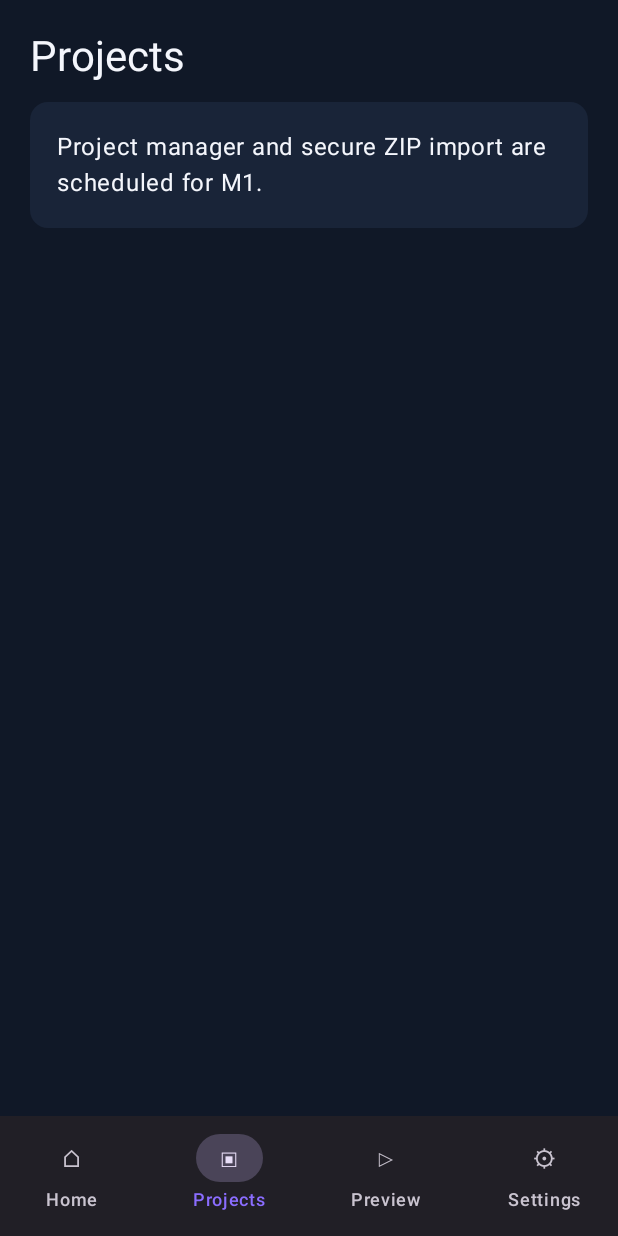
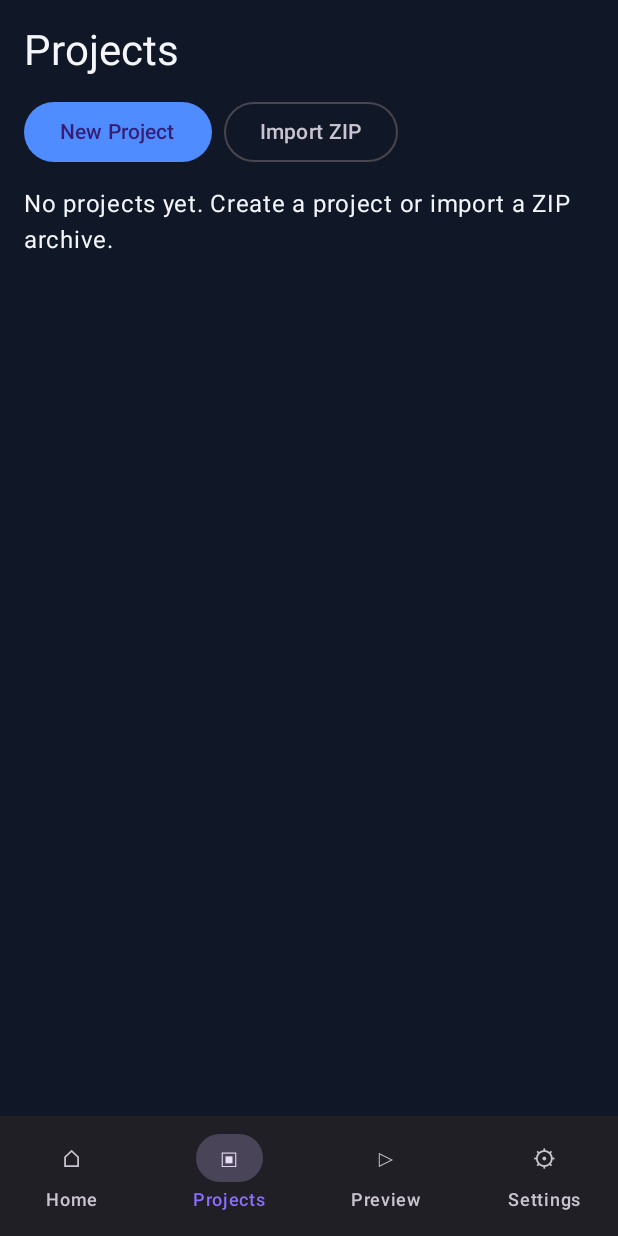
Before and after one commit to ishak6/novarun-lite, an Android app built with Jetpack Compose: the screen it shows after launch (MainActivity), item 2 of the bottom bar chosen, on a phone screen of 412 x 824 dp. Run offline under Robolectric (Android 15) with nearby library versions, the phone set to English and light mode, and no system bars.

Commit message:
M1: connect project manager UI and ZIP import/backup flows

```diff
--- a/app/src/main/java/com/novarun/lite/MainActivity.kt
+++ b/app/src/main/java/com/novarun/lite/MainActivity.kt
@@ -1,9 +1,11 @@
 package com.novarun.lite
 
+import android.net.Uri
 import android.os.Bundle
 import androidx.activity.ComponentActivity
+import androidx.activity.compose.rememberLauncherForActivityResult
 import androidx.activity.compose.setContent
-import androidx.compose.foundation.background
+import androidx.activity.result.contract.ActivityResultContracts
 import androidx.compose.foundation.layout.Arrangement
 import androidx.compose.foundation.layout.Column
 import androidx.compose.foundation.layout.Row
@@ -12,27 +14,35 @@ import androidx.compose.foundation.layout.fillMaxSize
 import androidx.compose.foundation.layout.fillMaxWidth
 import androidx.compose.foundation.layout.height
 import androidx.compose.foundation.layout.padding
+import androidx.compose.foundation.lazy.LazyColumn
+import androidx.compose.foundation.lazy.items
 import androidx.compose.foundation.shape.RoundedCornerShape
+import androidx.compose.material3.AlertDialog
 import androidx.compose.material3.Button
 import androidx.compose.material3.Card
 import androidx.compose.material3.CardDefaults
 import androidx.compose.material3.MaterialTheme
 import androidx.compose.material3.NavigationBar
 import androidx.compose.material3.NavigationBarItem
+import androidx.compose.material3.OutlinedButton
+import androidx.compose.material3.OutlinedTextField
 import androidx.compose.material3.Scaffold
 import androidx.compose.material3.Surface
 import androidx.compose.material3.Text
+import androidx.compose.material3.TextButton
 import androidx.compose.material3.darkColorScheme
 import androidx.compose.material3.lightColorScheme
 import androidx.compose.runtime.Composable
 import androidx.compose.runtime.getValue
-import androidx.compose.runtime.mutableIntStateOf
 import androidx.compose.runtime.mutableStateOf
 import androidx.compose.runtime.remember
 import androidx.compose.runtime.setValue
 import androidx.compose.ui.Modifier
 import androidx.compose.ui.graphics.Color
+import androidx.compose.ui.platform.LocalContext
 import androidx.compose.ui.unit.dp
+import com.novarun.lite.projects.ProjectStore
+import com.novarun.lite.projects.ProjectSummary
 
 private val Navy = Color(0xFF101827)
 private val Blue = Color(0xFF4F8CFF)
@@ -41,26 +51,8 @@ private val Purple = Color(0xFF8B6DFF)
 class MainActivity : ComponentActivity() {
     override fun onCreate(savedInstanceState: Bundle?) {
         super.onCreate(savedInstanceState)
-        setContent {
-            NovaRunTheme {
-                NovaRunApp()
-            }
-        }
+        setContent { NovaRunApp() }
     }
-}
-
-@Composable
-private fun NovaRunTheme(content: @Composable () -> Unit) {
-    val colors = darkColorScheme(
-        primary = Blue,
-        secondary = Purple,
-        background = Navy,
-        surface = Color(0xFF192438),
-        onPrimary = Color.White,
-        onBackground = Color(0xFFF4F6FC),
-        onSurface = Color(0xFFF4F6FC)
-    )
-    MaterialTheme(colorScheme = colors, content = content)
 }
 
 private enum class MainTab(val label: String, val symbol: String) {
@@ -72,18 +64,19 @@ private enum class MainTab(val label: String, val symbol: String) {
 
 @Composable
 private fun NovaRunApp() {
-    var selectedTab by remember { mutableIntStateOf(0) }
+    var selectedTab by remember { mutableStateOf(0) }
     var darkMode by remember { mutableStateOf(true) }
     val tabs = MainTab.entries
-
-    MaterialTheme(colorScheme = if (darkMode) darkColorScheme(
+    val colors = if (darkMode) darkColorScheme(
         primary = Blue,
         secondary = Purple,
         background = Navy,
         surface = Color(0xFF192438),
         onBackground = Color(0xFFF4F6FC),
         onSurface = Color(0xFFF4F6FC)
-    ) else lightColorScheme(primary = Blue, secondary = Purple)) {
+    ) else lightColorScheme(primary = Blue, secondary = Purple)
+
+    MaterialTheme(colorScheme = colors) {
         Scaffold(
             containerColor = MaterialTheme.colorScheme.background,
             bottomBar = {
@@ -108,10 +101,7 @@ private fun NovaRunApp() {
                         onProjects = { selectedTab = 1 },
                         onPreview = { selectedTab = 2 }
                     )
-                    MainTab.PROJECTS -> PlaceholderScreen(
-                        title = "Projects",
-                        detail = "Project manager and secure ZIP import are scheduled for M1."
-                    )
+                    MainTab.PROJECTS -> ProjectManagerScreen()
                     MainTab.PREVIEW -> PlaceholderScreen(
                         title = "Live Preview",
                         detail = "HTML, CSS and JavaScript preview is scheduled for M4."
@@ -144,22 +134,158 @@ private fun HomeScreen(onProjects: () -> Unit, onPreview: () -> Unit) {
             Column(Modifier.padding(18.dp)) {
                 Text("Workspace", style = MaterialTheme.typography.titleMedium)
                 Spacer(Modifier.height(8.dp))
-                Text("Project manager is being built.")
+                Text("Project manager: available")
                 Text("Server: stopped")
-                Text("Projects: 0")
+                Text("Open Projects to create or import a project.")
             }
         }
         Row(horizontalArrangement = Arrangement.spacedBy(12.dp)) {
-            Button(onClick = onProjects, modifier = Modifier.weight(1f)) {
-                Text("Projects")
-            }
-            Button(onClick = onPreview, modifier = Modifier.weight(1f)) {
-                Text("Preview")
+            Button(onClick = onProjects, modifier = Modifier.weight(1f)) { Text("Projects") }
+            Button(onClick = onPreview, modifier = Modifier.weight(1f)) { Text("Preview") }
+        }
+    }
+}
+
+@Composable
+private fun ProjectManagerScreen() {
+    val context = LocalContext.current
+    val store = remember { ProjectStore(context.applicationContext) }
+    var projects by remember { mutableStateOf(store.listProjects()) }
+    var projectName by remember { mutableStateOf("") }
+    var renameTarget by remember { mutableStateOf<ProjectSummary?>(null) }
+    var deleteTarget by remember { mutableStateOf<ProjectSummary?>(null) }
+    var exportTarget by remember { mutableStateOf<ProjectSummary?>(null) }
+    var message by remember { mutableStateOf<String?>(null) }
+
+    fun refresh() { projects = store.listProjects() }
+
+    val importLauncher = rememberLauncherForActivityResult(
+        ActivityResultContracts.OpenDocument()
+    ) { uri: Uri? ->
+        if (uri != null) {
+            runCatching {
+                val name = uri.lastPathSegment?.substringAfterLast(':') ?: "Imported Project.zip"
+                val input = context.contentResolver.openInputStream(uri)
+                    ?: error("Could not open selected ZIP file")
+                input.use { store.importZip(it, name) }
+            }.onSuccess {
+                message = "Imported ${it.name}"
+                refresh()
+            }.onFailure {
+                message = it.message ?: "ZIP import failed"
             }
         }
-        Text(
-            "M0 foundation • M1 project manager next",
-            color = MaterialTheme.colorScheme.onBackground.copy(alpha = 0.65f)
+    }
+
+    val exportLauncher = rememberLauncherForActivityResult(
+        ActivityResultContracts.CreateDocument("application/zip")
+    ) { uri: Uri? ->
+        val target = exportTarget
+        if (uri != null && target != null) {
+            runCatching {
+                val output = context.contentResolver.openOutputStream(uri)
+                    ?: error("Could not create backup file")
+                output.use { store.exportZip(target.directory, it) }
+            }.onSuccess {
+                message = "Backup saved"
+            }.onFailure {
+                message = it.message ?: "Backup failed"
+            }
+        }
+        exportTarget = null
+    }
+
+    Column(
+        modifier = Modifier.fillMaxSize().padding(16.dp),
+        verticalArrangement = Arrangement.spacedBy(12.dp)
+    ) {
+        Text("Projects", style = MaterialTheme.typography.headlineMedium)
+        Row(horizontalArrangement = Arrangement.spacedBy(8.dp)) {
+            Button(onClick = { projectName = "My Project" }) { Text("New Project") }
+            OutlinedButton(onClick = {
+                importLauncher.launch(arrayOf("application/zip", "application/x-zip-compressed", "application/octet-stream"))
+            }) { Text("Import ZIP") }
+        }
+        message?.let { Text(it, color = MaterialTheme.colorScheme.primary) }
+        if (projects.isEmpty()) {
+            Text("No projects yet. Create a project or import a ZIP archive.")
+        } else {
+            LazyColumn(verticalArrangement = Arrangement.spacedBy(10.dp)) {
+                items(projects, key = { it.directory.absolutePath }) { project ->
+                    Card(
+                        modifier = Modifier.fillMaxWidth(),
+                        colors = CardDefaults.cardColors(containerColor = MaterialTheme.colorScheme.surface)
+                    ) {
+                        Column(Modifier.padding(14.dp), verticalArrangement = Arrangement.spacedBy(8.dp)) {
+                            Text(project.name, style = MaterialTheme.typography.titleMedium)
+                            Text("${project.fileCount} files")
+                            Row(horizontalArrangement = Arrangement.spacedBy(6.dp)) {
+                                TextButton(onClick = { renameTarget = project; projectName = project.name }) {
+                                    Text("Rename")
+                                }
+                                TextButton(onClick = {
+                                    exportTarget = project
+                                    exportLauncher.launch("${project.name}.zip")
+                                }) { Text("Backup") }
+                                TextButton(onClick = { deleteTarget = project }) {
+                                    Text("Delete")
+                                }
+                            }
+                        }
+                    }
+                }
+            }
+        }
+    }
+
+    if (projectName.isNotEmpty()) {
+        AlertDialog(
+            onDismissRequest = { projectName = "" },
+            title = { Text(if (renameTarget == null) "Create project" else "Rename project") },
+            text = {
+                OutlinedTextField(
+                    value = projectName,
+                    onValueChange = { projectName = it },
+                    label = { Text("Project name") },
+                    singleLine = true
+                )
+            },
+            confirmButton = {
+                TextButton(onClick = {
+                    runCatching {
+                        val target = renameTarget
+                        if (target == null) store.createProject(projectName)
+                        else store.renameProject(target.directory, projectName)
+                    }.onSuccess {
+                        message = "Project saved"
+                        renameTarget = null
+                        projectName = ""
+                        refresh()
+                    }.onFailure {
+                        message = it.message ?: "Project operation failed"
+                    }
+                }) { Text("Save") }
+            },
+            dismissButton = {
+                TextButton(onClick = { projectName = ""; renameTarget = null }) { Text("Cancel") }
+            }
+        )
+    }
+
+    deleteTarget?.let { target ->
+        AlertDialog(
+            onDismissRequest = { deleteTarget = null },
+            title = { Text("Delete ${target.name}?") },
+            text = { Text("This permanently deletes the project stored inside NovaRun Lite.") },
+            confirmButton = {
+                TextButton(onClick = {
+                    runCatching { store.deleteProject(target.directory) }
+                        .onSuccess { message = "Project deleted"; refresh() }
+                        .onFailure { message = it.message ?: "Delete failed" }
+                    deleteTarget = null
+                }) { Text("Delete") }
+            },
+            dismissButton = { TextButton(onClick = { deleteTarget = null }) { Text("Cancel") } }
         )
     }
 }
@@ -185,10 +311,7 @@ private fun SettingsScreen(darkMode: Boolean, onThemeChange: (Boolean) -> Unit)
     ) {
         Text("Settings", style = MaterialTheme.typography.headlineMedium)
         Text("Theme")
-        Row(
-            modifier = Modifier.fillMaxWidth(),
-            horizontalArrangement = Arrangement.spacedBy(12.dp)
-        ) {
+        Row(horizontalArrangement = Arrangement.spacedBy(12.dp)) {
             Button(onClick = { onThemeChange(true) }) { Text("Dark") }
             Button(onClick = { onThemeChange(false) }) { Text("Light") }
         }
```
